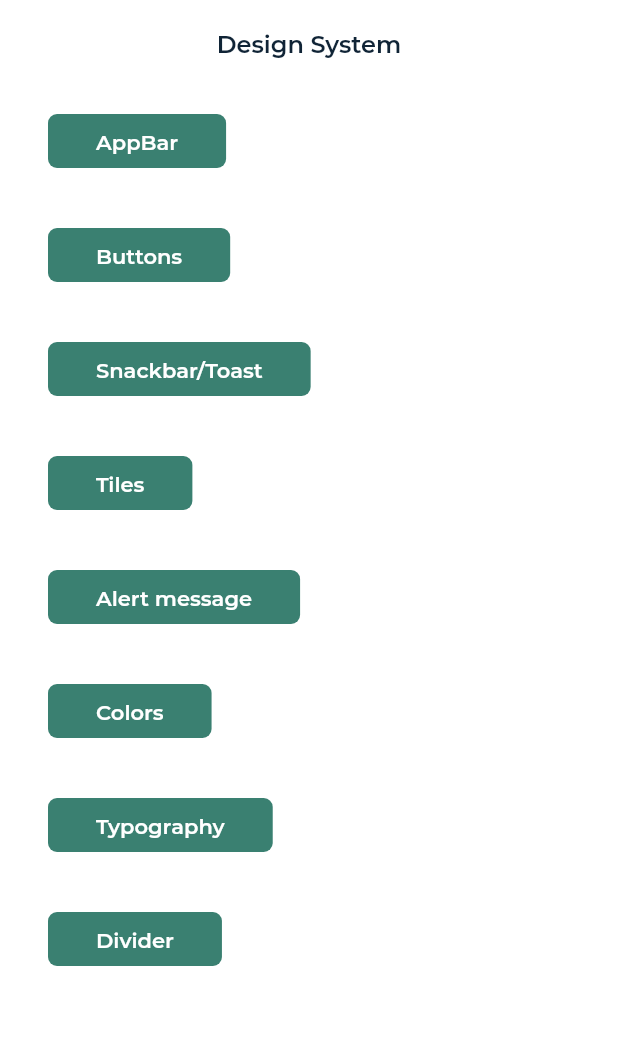
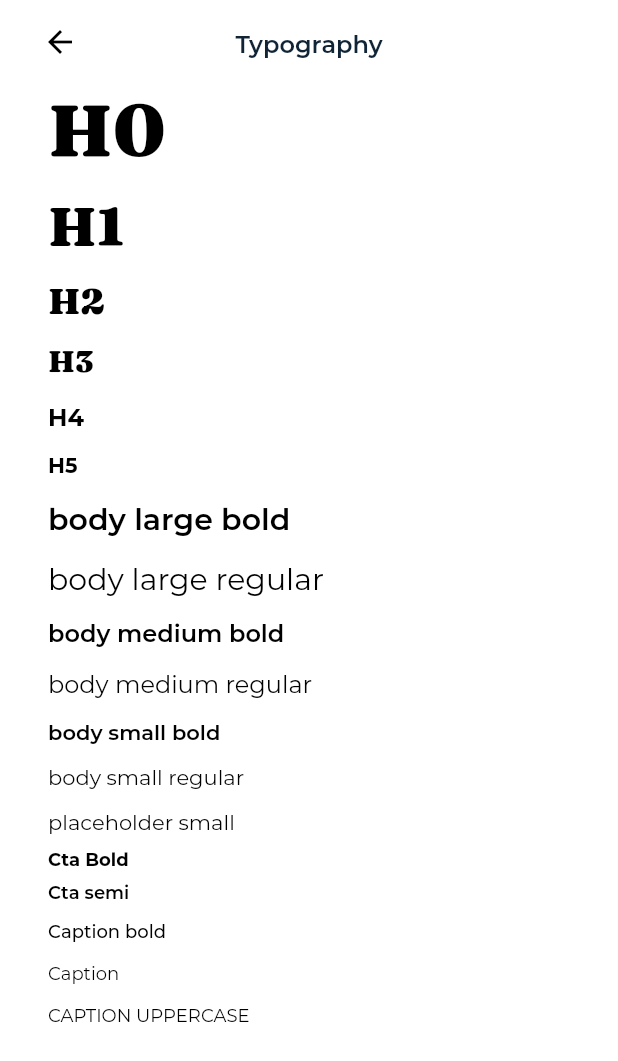
Before and after one commit to yuca-live/yuca_pulso, a Flutter app: the screen it shows after launch, after a tap on "Typography", on a phone screen of 412 x 824 dp. Shown: the top 1061 px of the screen. Run offline on Flutter 3.47's test engine with Material 2 defaults, Android fonts, the phone set to English and light mode, and no system bars; our stand-ins replace another_flushbar; project files that could hold a hidden picture were left out.

Commit message:
create typograhy screen

```diff
--- a/example/lib/main.dart
+++ b/example/lib/main.dart
@@ -4,6 +4,7 @@ import 'package:example/screens/buttons_screen.dart';
 import 'package:example/screens/colors_screen.dart';
 import 'package:example/screens/snackbar_screen.dart';
 import 'package:example/screens/tiles_screen.dart';
+import 'package:example/screens/typography_screen.dart';
 import 'package:flutter/material.dart';
 import 'package:yuca_pulso/yuca_pulso.dart';
 
@@ -83,11 +84,9 @@ class MyHomePage extends StatelessWidget {
                 ),
                 YucaButton(
                   text: 'Typography',
-                  action: () {},
-                ),
-                YucaButton(
-                  text: 'Divider',
-                  action: () {},
+                  action: () {
+                    Navigator.of(context).push(MaterialPageRoute(builder: (_) => const TypographyScreen()));
+                  },
                 ),
               ],
             ),
--- /dev/null
+++ b/example/lib/screens/typography_screen.dart
@@ -0,0 +1,63 @@
+import 'package:flutter/material.dart';
+import 'package:yuca_pulso/yuca_pulso.dart';
+
+class TypographyScreen extends StatelessWidget {
+  const TypographyScreen({Key? key}) : super(key: key);
+
+  @override
+  Widget build(BuildContext context) {
+    return Scaffold(
+      appBar: YucaAppBar(
+        context: context,
+        title: 'Typography',
+      ),
+      backgroundColor: YucaColorStyles.base0,
+      body: ListView(
+        children: [
+          Container(
+            margin: const EdgeInsets.symmetric(horizontal: 32),
+            child: Column(
+              crossAxisAlignment: CrossAxisAlignment.start,
+              children: [
+                _typograhy(title: 'H0', textStyles: YucaTextStyles.headingZero),
+                _typograhy(title: 'H1', textStyles: YucaTextStyles.headingOne),
+                _typograhy(title: 'H2', textStyles: YucaTextStyles.headingTwo),
+                _typograhy(title: 'H3', textStyles: YucaTextStyles.headingThree),
+                _typograhy(title: 'H4', textStyles: YucaTextStyles.headingFour),
+                _typograhy(title: 'H5', textStyles: YucaTextStyles.headingFive),
+                _typograhy(title: 'body large bold', textStyles: YucaTextStyles.bodyLargeBold),
+                _typograhy(title: 'body large regular', textStyles: YucaTextStyles.bodyLargeRegular),
+                _typograhy(title: 'body medium bold', textStyles: YucaTextStyles.bodyMediumBold),
+                _typograhy(title: 'body medium regular', textStyles: YucaTextStyles.bodyMediumRegular),
+                _typograhy(title: 'body small bold', textStyles: YucaTextStyles.bodySmallBold),
+                _typograhy(title: 'body small regular', textStyles: YucaTextStyles.bodySmallRegular),
+                _typograhy(title: 'placeholder small', textStyles: YucaTextStyles.placeholdSmall),
+                _typograhy(title: 'Cta Bold', textStyles: YucaTextStyles.callToActionBold),
+                _typograhy(title: 'Cta semi', textStyles: YucaTextStyles.callToActionSemi),
+                _typograhy(title: 'Caption bold', textStyles: YucaTextStyles.captionBold),
+                _typograhy(title: 'Caption', textStyles: YucaTextStyles.caption),
+                _typograhy(title: 'CAPTION UPPERCASE', textStyles: YucaTextStyles.caption),
+                const SizedBox(height: 20),
+              ],
+            ),
+          ),
+        ],
+      ),
+    );
+  }
+
+  Widget _typograhy({required String title, required YucaTextStyles textStyles}) {
+    return Column(
+      children: [
+        Text(
+          title,
+          style: YucaTypography.create(
+            textStyles,
+            color: YucaColorStyles.base100,
+          ),
+        ),
+        const SizedBox(height: 10),
+      ],
+    );
+  }
+}
```
